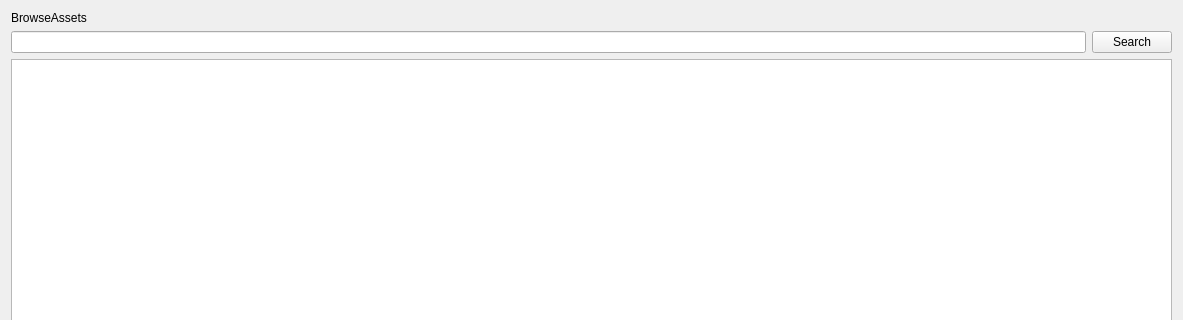
The window that src/qt/forms/browseassetspage.ui (drivechain-project/Sidechains) describes before a commit, drawn with Qt 5; both pictures show x 0 to 1183 and y 0 to 320 of the 1183 by 900 pixel window.
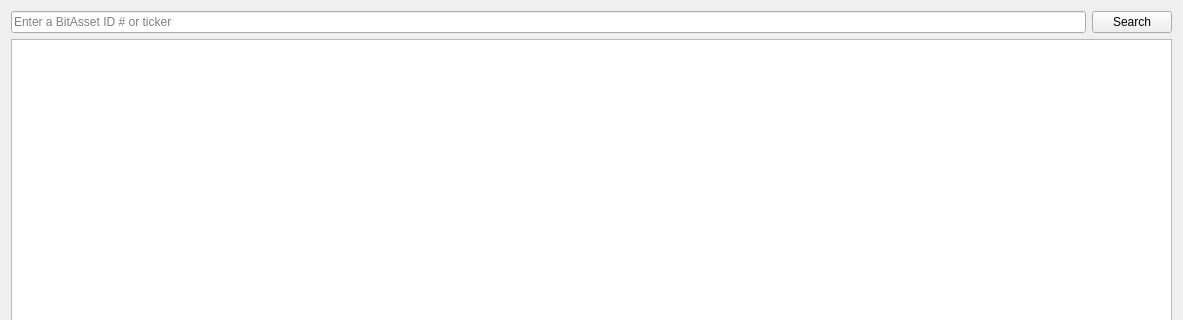
The same window after the commit.

Commit message: Update CreateAssetPage & models

```diff
--- a/src/qt/forms/browseassetspage.ui
+++ b/src/qt/forms/browseassetspage.ui
@@ -14,17 +14,14 @@
    <string>Form</string>
   </property>
   <layout class="QVBoxLayout" name="verticalLayout">
-   <item>
-    <widget class="QLabel" name="label">
-     <property name="text">
-      <string>BrowseAssets</string>
-     </property>
-    </widget>
-   </item>
    <item>
     <layout class="QHBoxLayout" name="horizontalLayout">
      <item>
-      <widget class="QLineEdit" name="lineEditSearch"/>
+      <widget class="QLineEdit" name="lineEditSearch">
+       <property name="placeholderText">
+        <string>Enter a BitAsset ID # or ticker</string>
+       </property>
+      </widget>
      </item>
      <item>
       <widget class="QPushButton" name="pushButton">
```
The commit also changes 8 other files.
